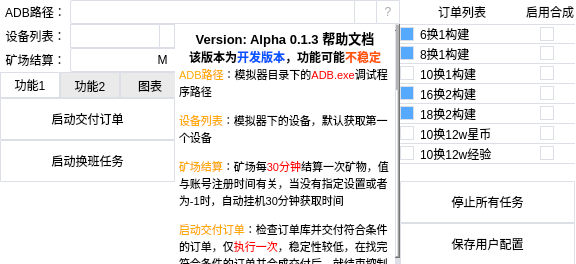
Amber-siley/JCZXAutoScript, file UI.ui: the form before one commit.
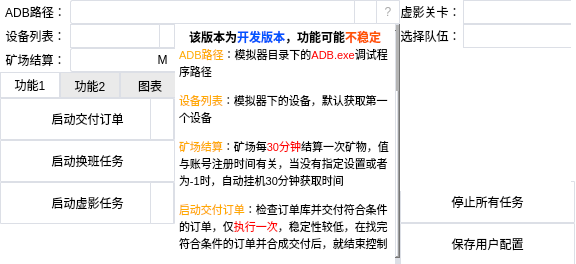
The form after the commit. The open tabs and pages were chosen to show the change. Icons and pictures are not drawn.

Commit message: :sparkles:: 添加新功能自动刷每周微晶，目前只支持【宙斯】，更新UI

```diff
--- a/UI.ui
+++ b/UI.ui
@@ -343,50 +343,6 @@
     <string>停止所有任务</string>
    </property>
   </widget>
-  <widget class="QLabel" name="oder_list_label">
-   <property name="geometry">
-    <rect>
-     <x>400</x>
-     <y>0</y>
-     <width>121</width>
-     <height>24</height>
-    </rect>
-   </property>
-   <property name="toolTip">
-    <string/>
-   </property>
-   <property name="text">
-    <string> 订单列表</string>
-   </property>
-   <property name="alignment">
-    <set>Qt::AlignCenter</set>
-   </property>
-   <property name="indent">
-    <number>-1</number>
-   </property>
-  </widget>
-  <widget class="QLabel" name="craft_enable_label">
-   <property name="geometry">
-    <rect>
-     <x>520</x>
-     <y>0</y>
-     <width>60</width>
-     <height>24</height>
-    </rect>
-   </property>
-   <property name="toolTip">
-    <string>是否启用合成</string>
-   </property>
-   <property name="text">
-    <string>启用合成</string>
-   </property>
-   <property name="alignment">
-    <set>Qt::AlignCenter</set>
-   </property>
-   <property name="indent">
-    <number>-1</number>
-   </property>
-  </widget>
   <widget class="QComboBox" name="adb_devices_comboBox">
    <property name="geometry">
     <rect>
@@ -484,7 +440,6 @@
 li.unchecked::marker { content: &quot;\2610&quot;; }
 li.checked::marker { content: &quot;\2612&quot;; }
 &lt;/style&gt;&lt;/head&gt;&lt;body style=&quot; font-family:'Microsoft YaHei UI'; font-size:9pt; font-weight:400; font-style:normal;&quot;&gt;
-&lt;p align=&quot;center&quot; style=&quot; margin-top:0px; margin-bottom:0px; margin-left:0px; margin-right:0px; -qt-block-indent:0; text-indent:0px;&quot;&gt;&lt;span style=&quot; font-size:10pt; font-weight:700;&quot;&gt;Version: Alpha 0.1.3 帮助文档&lt;/span&gt;&lt;/p&gt;
 &lt;p align=&quot;center&quot; style=&quot; margin-top:0px; margin-bottom:0px; margin-left:0px; margin-right:0px; -qt-block-indent:0; text-indent:0px;&quot;&gt;&lt;span style=&quot; font-weight:700;&quot;&gt;该版本为&lt;/span&gt;&lt;span style=&quot; font-weight:700; color:#0055ff;&quot;&gt;开发版本&lt;/span&gt;&lt;span style=&quot; font-weight:700;&quot;&gt;，功能可能&lt;/span&gt;&lt;span style=&quot; font-weight:700; color:#ff5500;&quot;&gt;不稳定&lt;/span&gt;&lt;/p&gt;
 &lt;p style=&quot; margin-top:0px; margin-bottom:0px; margin-left:0px; margin-right:0px; -qt-block-indent:0; text-indent:0px;&quot;&gt;&lt;span style=&quot; font-size:8pt; color:#ffaa00;&quot;&gt;ADB路径&lt;/span&gt;&lt;span style=&quot; font-size:8pt;&quot;&gt;：模拟器目录下的&lt;/span&gt;&lt;span style=&quot; font-size:8pt; color:#ff0000;&quot;&gt;ADB.exe&lt;/span&gt;&lt;span style=&quot; font-size:8pt;&quot;&gt;调试程序路径&lt;/span&gt;&lt;/p&gt;
 &lt;p style=&quot; margin-top:12px; margin-bottom:12px; margin-left:0px; margin-right:0px; -qt-block-indent:0; text-indent:0px;&quot;&gt;&lt;span style=&quot; font-size:8pt; color:#ffaa00;&quot;&gt;设备列表&lt;/span&gt;&lt;span style=&quot; font-size:8pt;&quot;&gt;：模拟器下的设备，默认获取第一个设备&lt;/span&gt;&lt;/p&gt;
@@ -620,6 +575,101 @@
        <string>启动换班任务</string>
       </property>
      </widget>
+     <widget class="QPushButton" name="start_smallCrystal_Button">
+      <property name="geometry">
+       <rect>
+        <x>0</x>
+        <y>84</y>
+        <width>175</width>
+        <height>42</height>
+       </rect>
+      </property>
+      <property name="toolTip">
+       <string>&lt;html&gt;&lt;head/&gt;&lt;body&gt;&lt;p&gt;根据设置通关虚影&lt;/p&gt;&lt;p&gt;【自动停止】&lt;/p&gt;&lt;/body&gt;&lt;/html&gt;</string>
+      </property>
+      <property name="styleSheet">
+       <string notr="true">QPushButton {
+    background-color: #ffffff;
+    border: 1px solid #dcdfe6;
+    border-radius: 1px;
+}
+
+QPushButton:hover {
+    background-color: #ecf5ff;
+    color: #409eff;
+}
+
+QPushButton:pressed, QPushButton:checked {
+    border: 1px solid #3a8ee6;
+    color: #409eff;
+}</string>
+      </property>
+      <property name="text">
+       <string>启动虚影任务</string>
+      </property>
+     </widget>
+     <widget class="QPushButton" name="start_smallCrystal_settings_Button">
+      <property name="geometry">
+       <rect>
+        <x>150</x>
+        <y>84</y>
+        <width>24</width>
+        <height>42</height>
+       </rect>
+      </property>
+      <property name="styleSheet">
+       <string notr="true">QPushButton {
+    background-color: #ffffff;
+    border: 1px solid #dcdfe6;
+    border-radius: 1px;
+}
+
+QPushButton:hover {
+    background-color: #ecf5ff;
+    color: #409eff;
+}
+
+QPushButton:pressed, QPushButton:checked {
+    border: 1px solid #3a8ee6;
+    color: #409eff;
+}</string>
+      </property>
+      <property name="icon">
+       <iconset>
+        <normaloff>C:/Users/enjoy/AppData/Local/New Technology Studio/Apps/OpenIV/Resources/Graphics/UI/Icons/settings.ico</normaloff>C:/Users/enjoy/AppData/Local/New Technology Studio/Apps/OpenIV/Resources/Graphics/UI/Icons/settings.ico</iconset>
+      </property>
+     </widget>
+     <widget class="QPushButton" name="start_spend_order_settings_Button">
+      <property name="geometry">
+       <rect>
+        <x>150</x>
+        <y>0</y>
+        <width>24</width>
+        <height>42</height>
+       </rect>
+      </property>
+      <property name="styleSheet">
+       <string notr="true">QPushButton {
+    background-color: #ffffff;
+    border: 1px solid #dcdfe6;
+    border-radius: 1px;
+}
+
+QPushButton:hover {
+    background-color: #ecf5ff;
+    color: #409eff;
+}
+
+QPushButton:pressed, QPushButton:checked {
+    border: 1px solid #3a8ee6;
+    color: #409eff;
+}</string>
+      </property>
+      <property name="icon">
+       <iconset>
+        <normaloff>C:/Users/enjoy/AppData/Local/New Technology Studio/Apps/OpenIV/Resources/Graphics/UI/Icons/settings.ico</normaloff>C:/Users/enjoy/AppData/Local/New Technology Studio/Apps/OpenIV/Resources/Graphics/UI/Icons/settings.ico</iconset>
+      </property>
+     </widget>
     </widget>
    </widget>
    <widget class="QWidget" name="function2_tab">
@@ -885,13 +935,63 @@
     </widget>
    </widget>
   </widget>
+  <widget class="QPushButton" name="refresh_devices_Button">
+   <property name="geometry">
+    <rect>
+     <x>159</x>
+     <y>24</y>
+     <width>16</width>
+     <height>24</height>
+    </rect>
+   </property>
+   <property name="toolTip">
+    <string>&lt;html&gt;&lt;head/&gt;&lt;body&gt;&lt;p&gt;刷新&lt;/p&gt;&lt;/body&gt;&lt;/html&gt;</string>
+   </property>
+   <property name="styleSheet">
+    <string notr="true">QPushButton {
+    background-color: #ffffff;
+    border: 1px solid #dcdfe6;
+    border-radius: 1px;
+}
+
+QPushButton:hover {
+    background-color: #ecf5ff;
+    color: #409eff;
+}
+
+QPushButton:pressed, QPushButton:checked {
+    border: 1px solid #3a8ee6;
+    color: #409eff;
+}</string>
+   </property>
+   <property name="text">
+    <string/>
+   </property>
+   <property name="icon">
+    <iconset>
+     <normaloff>D:/steam-games/steamapps/common/Counter-Strike Global Offensive/game/core/tools/images/common/refresh.png</normaloff>D:/steam-games/steamapps/common/Counter-Strike Global Offensive/game/core/tools/images/common/refresh.png</iconset>
+   </property>
+  </widget>
+  <widget class="QStackedWidget" name="stackedWidget">
+   <property name="geometry">
+    <rect>
+     <x>400</x>
+     <y>0</y>
+     <width>171</width>
+     <height>191</height>
+    </rect>
+   </property>
+   <property name="currentIndex">
+    <number>0</number>
+   </property>
+   <widget class="QWidget" name="OrderListSetting">
   <widget class="QScrollArea" name="orderList_scrollArea">
    <property name="geometry">
     <rect>
-     <x>400</x>
-     <y>24</y>
+       <x>0</x>
+       <y>0</y>
      <width>175</width>
-     <height>160</height>
+       <height>191</height>
     </rect>
    </property>
    <property name="widgetResizable">
@@ -903,14 +1003,14 @@
       <x>0</x>
       <y>0</y>
       <width>175</width>
-      <height>160</height>
+        <height>191</height>
      </rect>
     </property>
     <widget class="QCheckBox" name="order_exp1012w_checkBox">
      <property name="geometry">
       <rect>
        <x>0</x>
-       <y>120</y>
+         <y>140</y>
        <width>121</width>
        <height>20</height>
       </rect>
@@ -943,7 +1043,7 @@
      <property name="geometry">
       <rect>
        <x>120</x>
-       <y>0</y>
+         <y>20</y>
        <width>60</width>
        <height>20</height>
       </rect>
@@ -966,7 +1066,7 @@
      <property name="geometry">
       <rect>
        <x>120</x>
-       <y>60</y>
+         <y>80</y>
        <width>60</width>
        <height>20</height>
       </rect>
@@ -988,7 +1088,7 @@
      <property name="geometry">
       <rect>
        <x>120</x>
-       <y>20</y>
+         <y>40</y>
        <width>60</width>
        <height>20</height>
       </rect>
@@ -1010,7 +1110,7 @@
      <property name="geometry">
       <rect>
        <x>0</x>
-       <y>100</y>
+         <y>120</y>
        <width>121</width>
        <height>20</height>
       </rect>
@@ -1043,7 +1143,7 @@
      <property name="geometry">
       <rect>
        <x>120</x>
-       <y>100</y>
+         <y>120</y>
        <width>60</width>
        <height>20</height>
       </rect>
@@ -1065,7 +1165,7 @@
      <property name="geometry">
       <rect>
        <x>0</x>
-       <y>80</y>
+         <y>100</y>
        <width>121</width>
        <height>20</height>
       </rect>
@@ -1098,7 +1198,7 @@
      <property name="geometry">
       <rect>
        <x>120</x>
-       <y>120</y>
+         <y>140</y>
        <width>60</width>
        <height>20</height>
       </rect>
@@ -1120,7 +1220,7 @@
      <property name="geometry">
       <rect>
        <x>0</x>
-       <y>0</y>
+         <y>20</y>
        <width>121</width>
        <height>20</height>
       </rect>
@@ -1154,7 +1254,7 @@
      <property name="geometry">
       <rect>
        <x>0</x>
-       <y>40</y>
+         <y>60</y>
        <width>121</width>
        <height>20</height>
       </rect>
@@ -1187,7 +1287,7 @@
      <property name="geometry">
       <rect>
        <x>0</x>
-       <y>20</y>
+         <y>40</y>
        <width>121</width>
        <height>20</height>
       </rect>
@@ -1220,7 +1320,7 @@
      <property name="geometry">
       <rect>
        <x>120</x>
-       <y>80</y>
+         <y>100</y>
        <width>60</width>
        <height>20</height>
       </rect>
@@ -1242,7 +1342,7 @@
      <property name="geometry">
       <rect>
        <x>0</x>
-       <y>60</y>
+         <y>80</y>
        <width>121</width>
        <height>20</height>
       </rect>
@@ -1275,7 +1375,7 @@
      <property name="geometry">
       <rect>
        <x>120</x>
-       <y>40</y>
+         <y>60</y>
        <width>60</width>
        <height>20</height>
       </rect>
@@ -1293,65 +1393,131 @@
       <bool>false</bool>
      </property>
     </widget>
-   </widget>
-  </widget>
-  <widget class="QPushButton" name="refresh_devices_Button">
+      <widget class="QLabel" name="oder_list_label">
+       <property name="geometry">
+        <rect>
+         <x>0</x>
+         <y>0</y>
+         <width>121</width>
+         <height>24</height>
+        </rect>
+       </property>
+       <property name="toolTip">
+        <string/>
+       </property>
+       <property name="text">
+        <string> 订单列表</string>
+       </property>
+       <property name="alignment">
+        <set>Qt::AlignCenter</set>
+       </property>
+       <property name="indent">
+        <number>-1</number>
+       </property>
+      </widget>
+      <widget class="QLabel" name="craft_enable_label">
    <property name="geometry">
     <rect>
-     <x>159</x>
-     <y>24</y>
-     <width>16</width>
+         <x>110</x>
+         <y>0</y>
+         <width>60</width>
      <height>24</height>
     </rect>
    </property>
    <property name="toolTip">
-    <string>&lt;html&gt;&lt;head/&gt;&lt;body&gt;&lt;p&gt;刷新&lt;/p&gt;&lt;/body&gt;&lt;/html&gt;</string>
-   </property>
-   <property name="styleSheet">
-    <string notr="true">QPushButton {
-    background-color: #ffffff;
-    border: 1px solid #dcdfe6;
-    border-radius: 1px;
-}
-
-QPushButton:hover {
-    background-color: #ecf5ff;
-    color: #409eff;
-}
-
-QPushButton:pressed, QPushButton:checked {
-    border: 1px solid #3a8ee6;
-    color: #409eff;
-}</string>
-   </property>
+        <string>是否启用合成</string>
+       </property>
+       <property name="text">
+        <string>启用合成</string>
+       </property>
+       <property name="alignment">
+        <set>Qt::AlignCenter</set>
+       </property>
+       <property name="indent">
+        <number>-1</number>
+       </property>
+      </widget>
+     </widget>
+    </widget>
+   </widget>
+   <widget class="QWidget" name="SwitchWorkSetting"/>
+   <widget class="QWidget" name="IllusionTaskSetting">
+    <widget class="QWidget" name="IllusionTaskSetting_widget" native="true">
+     <property name="geometry">
+      <rect>
+       <x>0</x>
+       <y>0</y>
+       <width>175</width>
+       <height>191</height>
+      </rect>
+     </property>
+     <widget class="QLabel" name="illusionChoice_Label">
+      <property name="geometry">
+       <rect>
+        <x>0</x>
+        <y>0</y>
+        <width>61</width>
+        <height>24</height>
+       </rect>
+      </property>
+      <property name="toolTip">
+       <string/>
+      </property>
    <property name="text">
+       <string>虚影关卡：</string>
+      </property>
+      <property name="alignment">
+       <set>Qt::AlignCenter</set>
+      </property>
+      <property name="indent">
+       <number>-1</number>
+      </property>
+     </widget>
+     <widget class="QComboBox" name="IllusionChoice_comboBox">
+      <property name="geometry">
+       <rect>
+        <x>63</x>
+        <y>0</y>
+        <width>111</width>
+        <height>24</height>
+       </rect>
+      </property>
+     </widget>
+     <widget class="QLabel" name="illusionChoiceTeam_Label">
+      <property name="geometry">
+       <rect>
+        <x>0</x>
+        <y>24</y>
+        <width>61</width>
+        <height>24</height>
+       </rect>
+      </property>
+      <property name="toolTip">
     <string/>
    </property>
-   <property name="icon">
-    <iconset>
-     <normaloff>D:/steam-games/steamapps/common/Counter-Strike Global Offensive/game/core/tools/images/common/refresh.png</normaloff>D:/steam-games/steamapps/common/Counter-Strike Global Offensive/game/core/tools/images/common/refresh.png</iconset>
-   </property>
-  </widget>
-  <zorder>orderList_scrollArea</zorder>
-  <zorder>adb_path_label</zorder>
-  <zorder>adb_path_lineEdit</zorder>
-  <zorder>adb_devices_label</zorder>
-  <zorder>choice_adbpath_Button</zorder>
-  <zorder>authername_label</zorder>
-  <zorder>logger_Browser</zorder>
-  <zorder>quarry_time_label</zorder>
-  <zorder>quarry_time_lineEdit</zorder>
-  <zorder>minute_unit_label</zorder>
-  <zorder>save_config_Button</zorder>
-  <zorder>stop_all_task_Button</zorder>
-  <zorder>oder_list_label</zorder>
-  <zorder>craft_enable_label</zorder>
-  <zorder>adb_devices_comboBox</zorder>
-  <zorder>test_button</zorder>
-  <zorder>help_button</zorder>
-  <zorder>help_textBrowser</zorder>
-  <zorder>functionALL_tabWidget</zorder>
-  <zorder>refresh_devices_Button</zorder>
+      <property name="text">
+       <string>选择队伍：</string>
+      </property>
+      <property name="alignment">
+       <set>Qt::AlignCenter</set>
+      </property>
+      <property name="indent">
+       <number>-1</number>
+      </property>
+     </widget>
+     <widget class="QComboBox" name="IllusionChoiceTeam_comboBox">
+      <property name="geometry">
+       <rect>
+        <x>63</x>
+        <y>24</y>
+        <width>111</width>
+        <height>24</height>
+       </rect>
+      </property>
+     </widget>
+    </widget>
+   </widget>
+  </widget>
  </widget>
  <resources/>
  <connections/>
```
Lines whose indentation alone changed are shown as unchanged. The commit also changes 2 other files.
